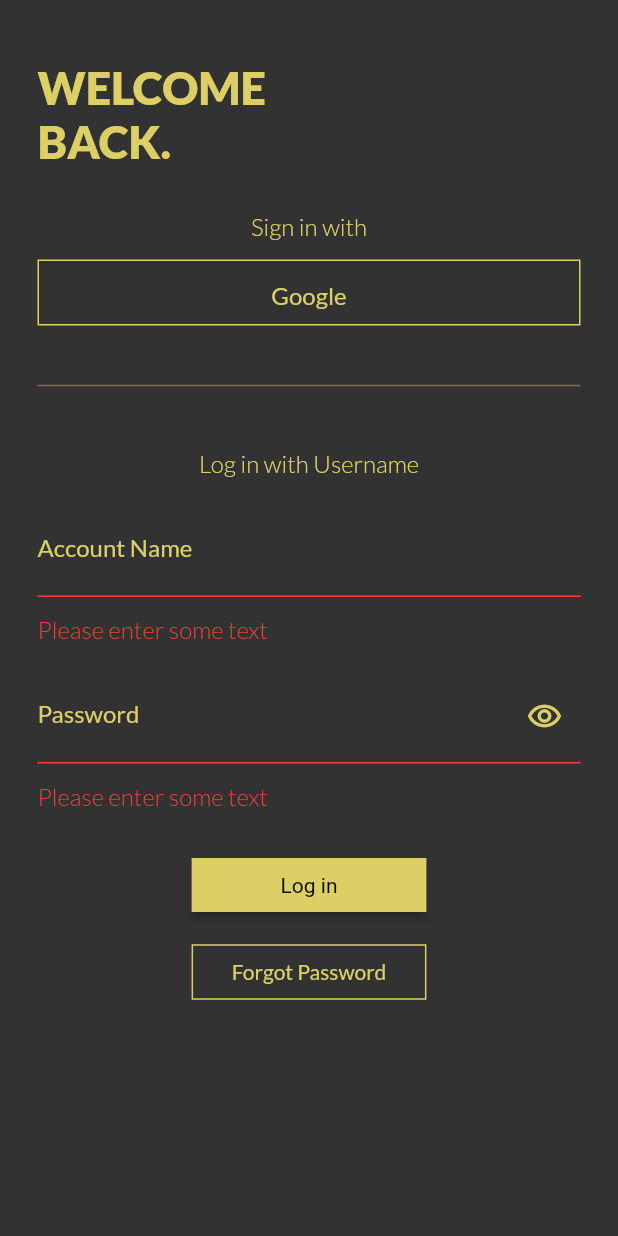
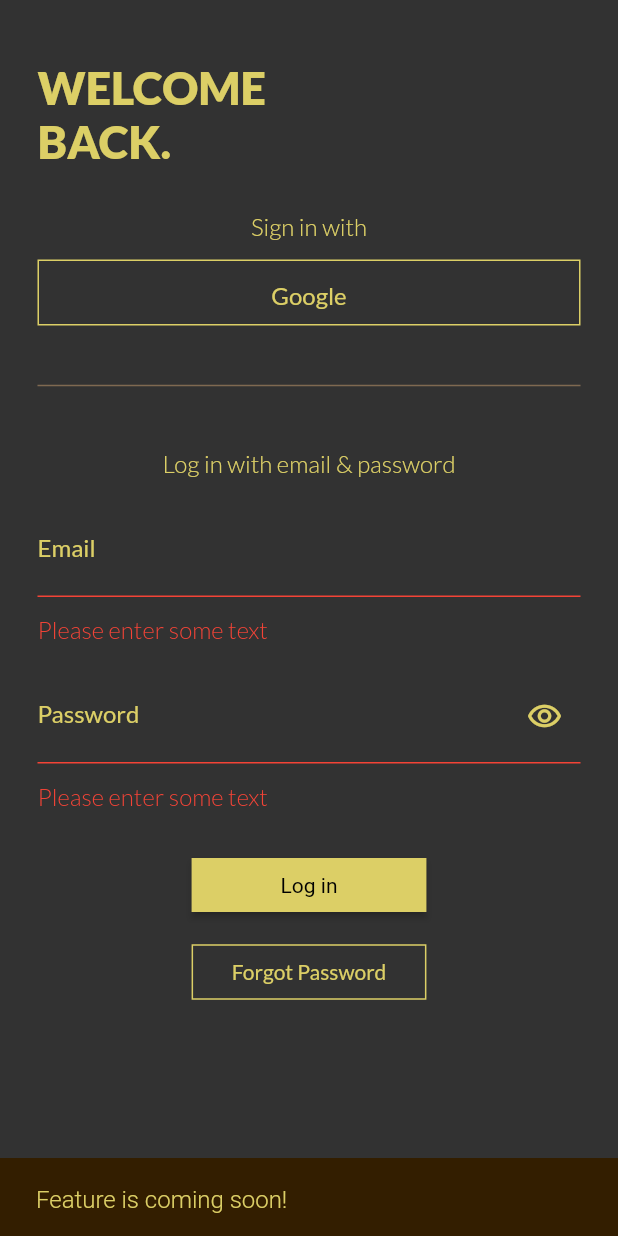
Before and after one commit to L2T-Team/Permix, a Flutter app: the LoginScreen screen opened by its route, after a tap on "Log in", after a tap on "Forgot Password", on a phone screen of 412 x 824 dp. Run offline on Flutter 3.47's test engine with Material 2 defaults, Android fonts, the phone set to English and light mode, and no system bars.

Commit message:
Some random touches

```diff
--- /dev/null
+++ b/lib/model/user.dart
@@ -0,0 +1,11 @@
+class User {
+  final String email;
+  final String name;
+  final bool isAdmin;
+
+  User({
+    required this.email,
+    required this.name,
+    this.isAdmin = false,
+  });
+}
--- a/lib/screen/login-screen.dart
+++ b/lib/screen/login-screen.dart
@@ -5,6 +5,7 @@ import '../util/constant.dart';
 
 class LoginScreen extends StatelessWidget {
   static const routeName = '/login';
+
   const LoginScreen({Key? key}) : super(key: key);
 
   @override
@@ -57,11 +58,8 @@ class LoginScreen extends StatelessWidget {
                   color: Theme.of(context).colorScheme.secondary,
                 ),
               ),
-              Text(
-                'Log in with Username',
-                style: Theme.of(context).textTheme.bodySmall,
-              ),
-              LoginForm()
+
+              const LoginForm()
             ],
           ),
         ),
--- a/lib/widget/login-form.dart
+++ b/lib/widget/login-form.dart
@@ -22,8 +22,12 @@ class _LoginFormState extends State<LoginForm> {
       key: _formKey,
       child: Column(
         children: [
+          Text(
+            'Log in with email & password',
+            style: Theme.of(context).textTheme.bodySmall,
+          ),
           const CustomTextFormField(
-            labelText: "Account Name",
+            labelText: "Email",
           ),
           const CustomTextFormField(
             labelText: "Password",
@@ -42,8 +46,8 @@ class _LoginFormState extends State<LoginForm> {
                   );
                 }
                 Navigator.of(context).push(
-                  CustomPageRouteBuilder.getPageRouteBuilder(ProductScreen()));
-                // Navigator.of(context).pushNamed(PermixRoutes.loginScreen);
+                    CustomPageRouteBuilder.getPageRouteBuilder(
+                        const ProductScreen()));
               },
               child: const Text('Log in'),
             ),
@@ -51,7 +55,13 @@ class _LoginFormState extends State<LoginForm> {
           Padding(
             padding: EdgeInsets.only(top: 10),
             child: TextButton(
-              onPressed: () {},
+              onPressed: () {
+                ScaffoldMessenger.of(context).showSnackBar(SnackBar(
+                  content: Container(
+                    child: Text('Feature is coming soon!'),
+                  ),
+                ));
+              },
               child: Text('Forgot Password'),
             ),
           )
```
Also changed, not shown: lib/main.dart (+11 -5 lines), lib/screen/home-screen.dart (added, +59 -0 lines), lib/screen/menu-screen.dart (+4 -4 lines), lib/screen/splash-screen.dart (+1 -44 lines), lib/widget/common/app-bar.dart (+6 -2 lines).
